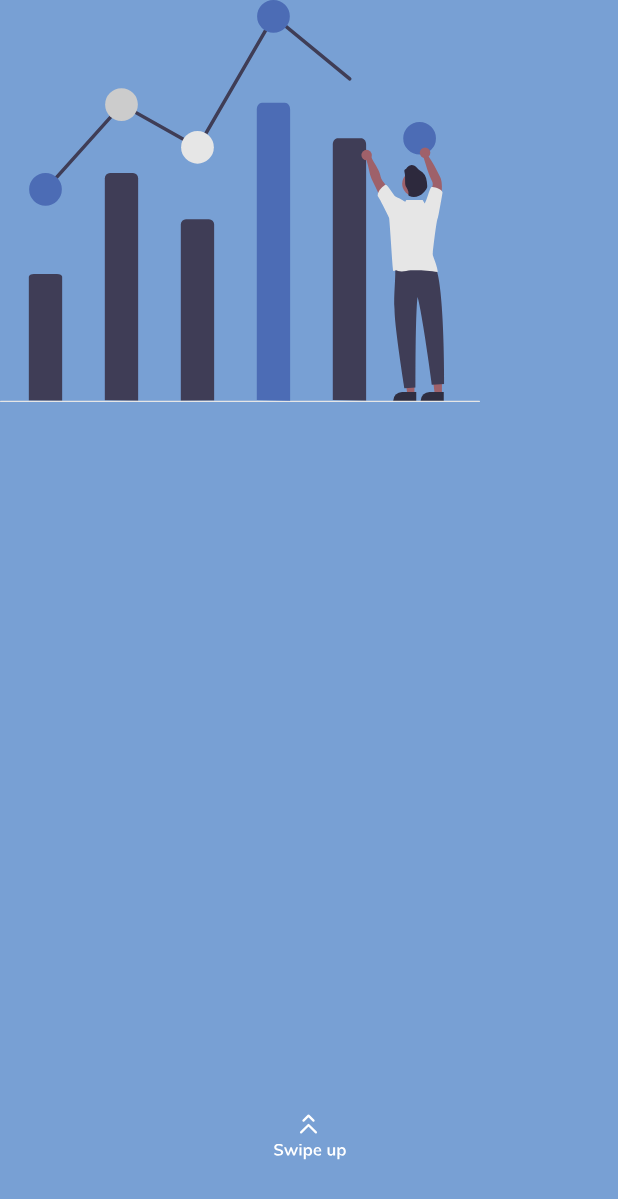
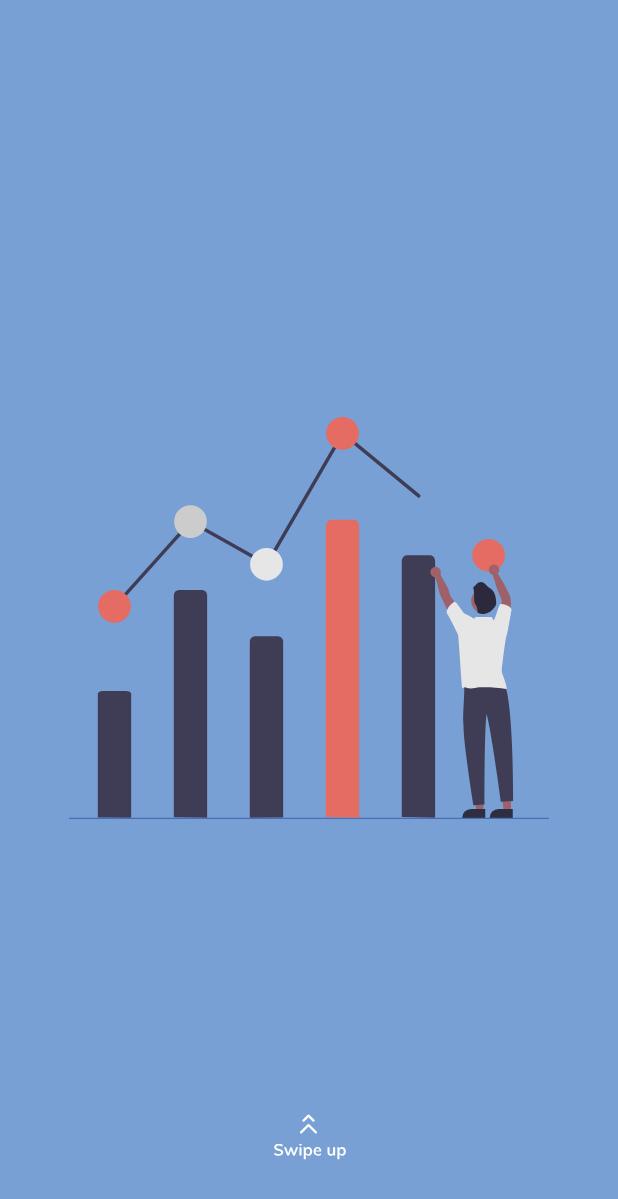
Before and after one commit to Al-Taie/Covid19Vaccine, an Android app: the layout fragment_statistics.xml on its own in the app's theme, with its tools: preview values and no code run, on a phone screen of 412 x 824 dp. Shown: the top 1199 px of the screen. Run offline under Robolectric (Android 15) with nearby library versions, the phone set to English and light mode, and no system bars; plain views replace BarChart; network calls fail.

Commit message:
fix: update

```diff
--- a/app/src/main/res/drawable/ic_visual_data.xml
+++ b/app/src/main/res/drawable/ic_visual_data.xml
@@ -7,11 +7,11 @@
     <path android:fillColor="#3f3d56" android:pathData="M179.332,684.611L179.332,304.801a8.82,8.82 0,0 1,8.82 -8.82h39.36a8.82,8.82 0,0 1,8.82 8.82h0L236.332,685.601Z"/>
     <path android:fillColor="#3f3d56" android:pathData="M309.332,685.801v-302a8.82,8.82 0,0 1,8.82 -8.82h39.36a8.82,8.82 0,0 1,8.82 8.82h0L366.332,685.151Z"/>
     <path android:fillColor="#3f3d56" android:pathData="M78.331,327a3,3 0,0 1,-2.233 -5.002l131.605,-146.791L337.222,247.936 467.511,23.438 600.239,132.683a3,3 0,1 1,-3.813 4.633L469.153,32.561 339.442,256.064 208.96,182.793 80.566,326.002A2.991,2.991 0,0 1,78.331 327Z"/>
-    <path android:fillColor="#4c6cb5" android:pathData="M77.832,324m-28,0a28,28 0,1 1,56 0a28,28 0,1 1,-56 0"/>
+    <path android:fillColor="#E46C62" android:pathData="M77.832,324m-28,0a28,28 0,1 1,56 0a28,28 0,1 1,-56 0"/>
     <path android:fillColor="#ccc" android:pathData="M207.832,179m-28,0a28,28 0,1 1,56 0a28,28 0,1 1,-56 0"/>
     <path android:fillColor="#e6e6e6" android:pathData="M337.832,252m-28,0a28,28 0,1 1,56 0a28,28 0,1 1,-56 0"/>
-    <path android:fillColor="#4c6cb5" android:pathData="M467.832,28m-28,0a28,28 0,1 1,56 0a28,28 0,1 1,-56 0"/>
-    <path android:fillColor="#4c6cb5" android:pathData="M717.832,236.535m-28,0a28,28 0,1 1,56 0a28,28 0,1 1,-56 0"/>
+    <path android:fillColor="#E46C62" android:pathData="M467.832,28m-28,0a28,28 0,1 1,56 0a28,28 0,1 1,-56 0"/>
+    <path android:fillColor="#E46C62" android:pathData="M717.832,236.535m-28,0a28,28 0,1 1,56 0a28,28 0,1 1,-56 0"/>
     <path android:fillColor="#3f3d56" android:pathData="M707.932,454.656c10.48,1.262 37.279,-8.298 38.731,6.246 13.794,40.605 13.384,196.256 13.384,196.256l-21,1S722.267,534.484 714.332,508.026c-3.982,32.159 -3.284,155.133 -3.284,155.133l-19,1s-17.043,-104.717 -17.14,-135.453c-2.071,-22.514 3.009,-55.876 0.835,-77.64a83.218,83.218 0,0 0,32.19 3.59Z"/>
     <path android:fillColor="#3f3d56" android:pathData="M569.332,684.455L569.332,246.701c0,-5.614 3.949,-10.166 8.82,-10.166h39.36c4.871,0 8.82,4.551 8.82,10.166L626.332,685.601Z"/>
     <path android:fillColor="#9e616a" android:pathData="M672.282,336.856a130.657,130.657 0,0 0,-15.31 -24.17,38.322 38.322,0 0,1 -3.4,-4.64c-2.15,-3.73 -2.79,-8.11 -4.15,-12.19 -3.8,-11.44 -13.28,-20.63 -15.59,-32.46 -0.84,-4.3 -7.936,8.198 -6.07,13.53 3.33,9.65 3.76,19.87 8,29.19s9.22,18.26 12.88,27.79c2.08,5.41 3.74,11 6.79,16s7.81,9.19 13.56,9.94a33.45,33.45 0,0 1,1.63 -10.68C671.872,345.226 674.092,340.586 672.282,336.856Z"/>
@@ -19,8 +19,8 @@
     <path android:fillColor="#9e616a" android:pathData="M708.752,314.484m-20.75,0a20.75,20.75 0,1 1,41.5 0a20.75,20.75 0,1 1,-41.5 0"/>
     <path android:fillColor="#2d293d" android:pathData="M691.884,293.782a3.602,3.602 0,0 1,0.76 -3.723c0.518,-0.408 1.206,-0.561 1.762,-0.95a7.602,7.602 0,0 0,1.9 -2.403,10.315 10.315,0 0,1 12.909,-3.277c3.429,1.795 5.5,5.389 8.549,7.808 1.548,1.254 3.344,2.184 4.902,3.438a20.146,20.146 0,0 1,6.355 10.278,58.31 58.31,0 0,1 1.762,12.125 10.905,10.905 0,0 1,-0.142 3.686,10.317 10.317,0 0,1 -1.396,2.85c-3.135,4.749 -7.266,9.062 -12.444,11.513s-11.475,2.85 -16.581,0.285a2.85,2.85 0,0 1,-1.273 -1.017,3.658 3.658,0 0,1 -0.199,-2.194 15.018,15.018 0,0 0,-1.653 -8.406c-0.95,-1.9 -2.375,-3.534 -3.135,-5.5a19.16,19.16 0,0 1,-0.893 -6.82C692.976,305.494 693.382,299.539 691.884,293.782Z"/>
     <path android:fillColor="#3f3d56" android:pathData="M49.331,685.05L49.331,473.709c0,-2.71 3.949,-4.908 8.82,-4.908h39.36c4.871,0 8.82,2.2 8.82,4.908L106.331,685.601Z"/>
-    <path android:fillColor="#e6e6e6" android:pathData="M820.169,687.802L1,687.802a1,1 0,1 1,0 -2h819.168a1,1 0,0 1,0 2Z"/>
-    <path android:fillColor="#4c6cb5" android:pathData="M439.331,684.306L439.331,187.536c0,-6.371 3.949,-11.536 8.82,-11.536h39.36c4.871,0 8.82,5.165 8.82,11.536L496.331,685.601Z"/>
+    <path android:fillColor="#4c6cb5" android:pathData="M820.169,687.802L1,687.802a1,1 0,1 1,0 -2h819.168a1,1 0,0 1,0 2Z"/>
+    <path android:fillColor="#E46C62" android:pathData="M439.331,684.306L439.331,187.536c0,-6.371 3.949,-11.536 8.82,-11.536h39.36c4.871,0 8.82,5.165 8.82,11.536L496.331,685.601Z"/>
     <path android:fillColor="#a0616a" android:pathData="M627.182,265.366m-9,0a9,9 0,1 1,18 0a9,9 0,1 1,-18 0"/>
     <path android:fillColor="#a0616a" android:pathData="M727.182,261.366m-9,0a9,9 0,1 1,18 0a9,9 0,1 1,-18 0"/>
     <path android:fillColor="#e6e6e6" android:pathData="M749.052,372.776c0.878,-0.804 8.038,-42.674 7.996,-43.617 -0.111,-5.158 -15.85,-11.05 -19,-9 -2.972,1.934 -8.147,24.124 -11.477,28.165l-3.523,-6.165h-28l-1.697,3.152c-3.674,-2.213 -6.979,-4.254 -8.158,-4.929a5.3,5.3 0,0 0,-1.311 -0.645,20.311 20.311,0 0,1 -8,-3.76c-2.3,-1.77 -12.974,-20.307 -15.834,-19.817 -3.23,0.54 -14.125,9.96 -14,19 1.372,-0.029 19.214,35.648 19.464,36.977 1.37,5.62 5.894,87.58 7.354,91.4 6.726,-0.65 1.416,-1.81 7.926,0 7.01,1.95 14.41,-0.16 21.64,-0.94a83.114,83.114 0,0 1,9.06 -0.4c11,0.05 26.7,0.66 37.35,3.39 0.06,-6.98 -6.07,-22.08 -8.34,-28.67a19.248,19.248 0,0 1,0.03 -5.94C740.822,428.566 746.678,375.441 749.052,372.776Z"/>
--- a/app/src/main/res/layout/fragment_statistics.xml
+++ b/app/src/main/res/layout/fragment_statistics.xml
@@ -9,7 +9,7 @@
     tools:context=".ui.statistics.StatisticsFragment">
 
     <com.google.android.material.imageview.ShapeableImageView
-        android:id="@+id/search_404"
+        android:id="@+id/data_v"
         android:layout_width="wrap_content"
         android:layout_height="wrap_content"
         android:src="@drawable/ic_visual_data"
--- a/app/src/main/res/layout/item_statistics.xml
+++ b/app/src/main/res/layout/item_statistics.xml
@@ -6,8 +6,7 @@
     xmlns:tools="http://schemas.android.com/tools"
     android:layout_margin="8dp"
     app:cardElevation="5dp"
-    app:cardCornerRadius="24dp"
-   >
+    app:cardCornerRadius="24dp">
 
     <androidx.constraintlayout.widget.ConstraintLayout
         android:layout_width="match_parent"
--- a/app/src/main/res/xml/fragment_statistics_scene.xml
+++ b/app/src/main/res/xml/fragment_statistics_scene.xml
@@ -4,8 +4,13 @@
 
     <ConstraintSet android:id="@+id/start">
         <Constraint
-            android:id="@+id/search_404"
+            android:id="@+id/data_v"
             android:alpha="1"
+            motion:layout_constraintTop_toTopOf="parent"
+            motion:layout_constraintEnd_toEndOf="parent"
+            motion:layout_constraintStart_toStartOf="parent"
+            motion:layout_constraintBottom_toBottomOf="parent"
+            motion:layout_constraintVertical_bias="0.5"
             android:layout_width="wrap_content"
             android:layout_height="wrap_content"
             android:src="@drawable/ic_visual_data"/>
@@ -28,8 +33,13 @@
 
     <ConstraintSet android:id="@+id/end">
         <Constraint
-            android:id="@+id/search_404"
+            android:id="@+id/data_v"
             android:alpha="0"
+            motion:layout_constraintTop_toTopOf="parent"
+            motion:layout_constraintEnd_toEndOf="parent"
+            motion:layout_constraintStart_toStartOf="parent"
+            motion:layout_constraintBottom_toBottomOf="parent"
+            motion:layout_constraintVertical_bias="0.5"
             android:layout_width="wrap_content"
             android:layout_height="wrap_content"
             android:src="@drawable/ic_visual_data"/>
```
Also changed, not shown: app/src/main/java/com/melon/covid_19_vaccine/ui/search/SearchFragment.kt (+12 -3 lines), app/src/main/res/layout/fragment_search.xml (+2 -11 lines).
